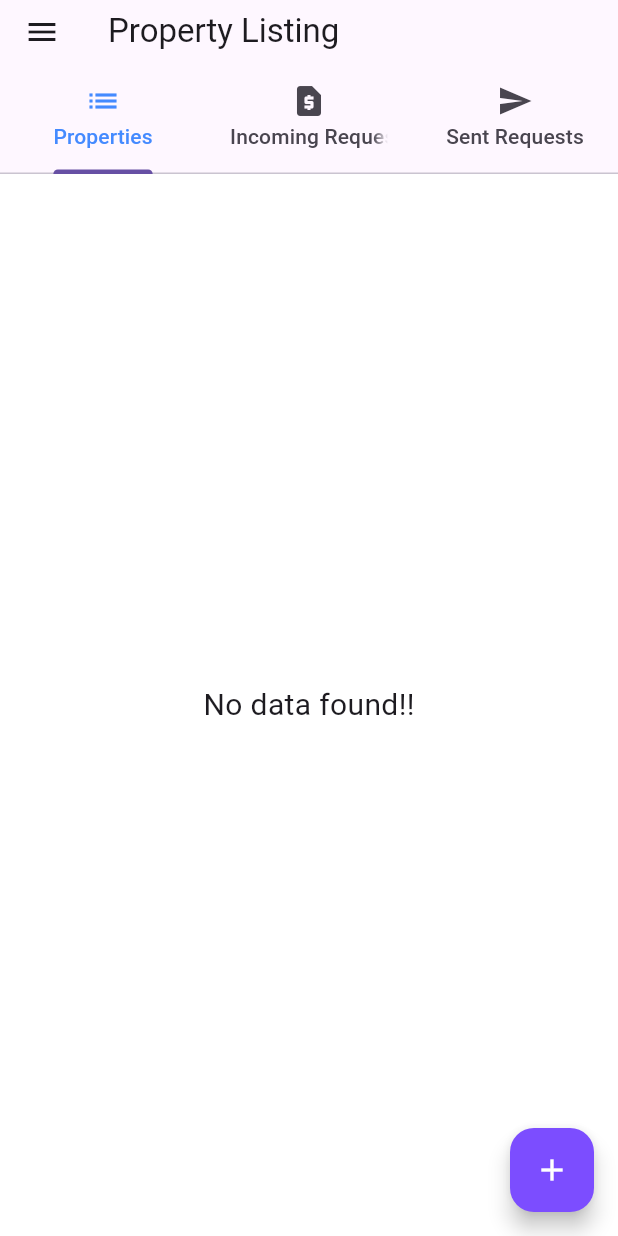
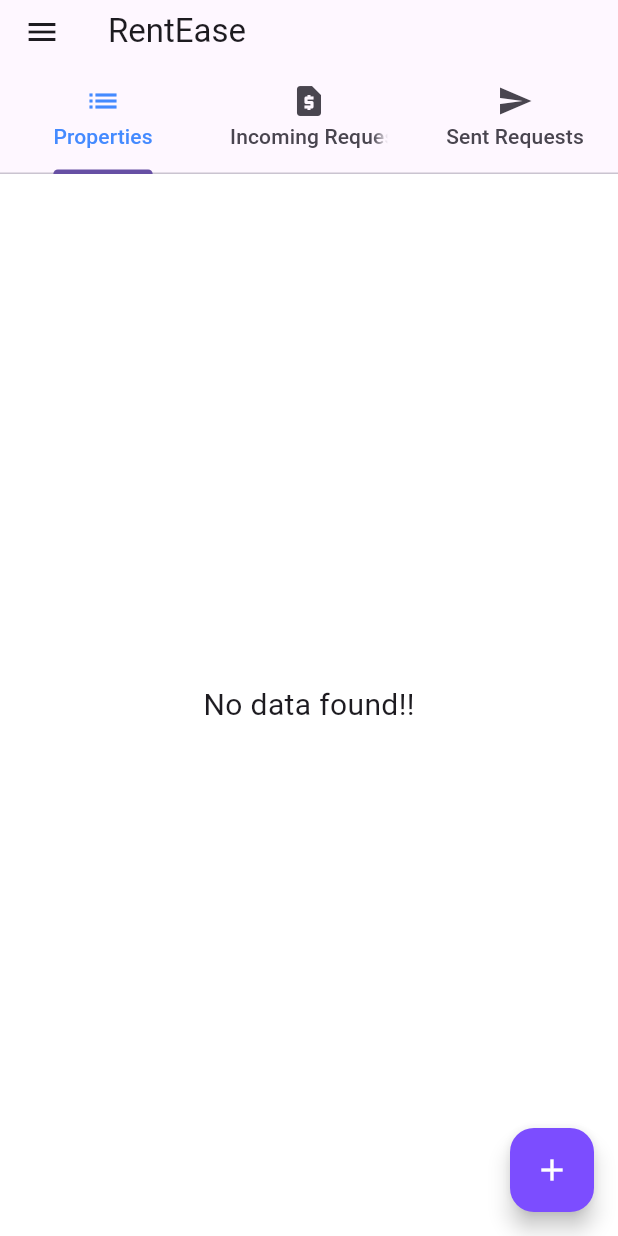
Before and after one commit to eyop/Rental-management, a Flutter app: the PropertyListing screen opened by its route, on a phone screen of 412 x 824 dp. Run offline on Flutter 3.47's test engine with Material 3 defaults, Android fonts, the phone set to English and light mode, and no system bars; our stand-ins replace cached_network_image, cloud_firestore, firebase_auth, firebase_core, firebase_storage, google_fonts and 3 more; accounts and stored records are empty.

Commit message:
Update property listing screen

```diff
--- a/lib/screens/property_listing.dart
+++ b/lib/screens/property_listing.dart
@@ -36,6 +36,11 @@ class _PropertyListingState extends State<PropertyListing>
     uid = context.read<AuthenticationProvider>().uid;
     _tabController = TabController(length: 3, vsync: this);
     _tabController.addListener(_handleTabChange);
+  }
+
+  @override
+  void didChangeDependencies() {
+    super.didChangeDependencies();
     _fetchData();
   }
 
@@ -122,7 +127,7 @@ class _PropertyListingState extends State<PropertyListing>
       child: Scaffold(
         key: _scaffoldKey,
         appBar: AppBar(
-          title: const Text("Property Listing"),
+          title: const Text("RentEase"),
           bottom: PreferredSize(
             preferredSize: const Size.fromHeight(60),
             child: Container(
```
